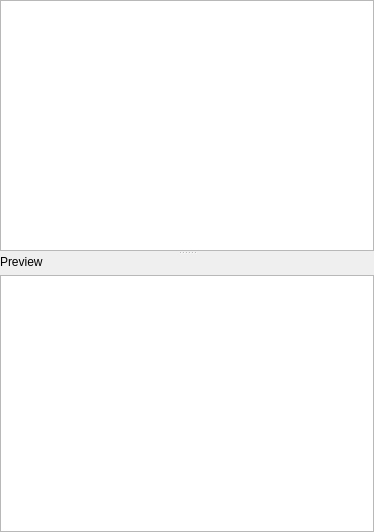
The window that SQLiteStudio3/guiSQLiteStudio/codesnippetspanel.ui (pawelsalawa/sqlitestudio) describes before a commit, drawn with Qt 5.
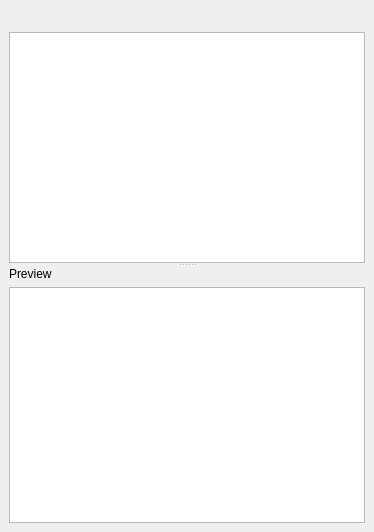
The same window after the commit. Custom widgets are drawn as their Qt base class.

Patch:
```diff
--- a/SQLiteStudio3/guiSQLiteStudio/codesnippetspanel.ui
+++ b/SQLiteStudio3/guiSQLiteStudio/codesnippetspanel.ui
@@ -18,18 +18,9 @@
     <bool>true</bool>
    </property>
    <layout class="QVBoxLayout" name="verticalLayout">
-    <property name="leftMargin">
-     <number>0</number>
-    </property>
-    <property name="topMargin">
-     <number>0</number>
-    </property>
-    <property name="rightMargin">
-     <number>0</number>
-    </property>
-    <property name="bottomMargin">
-     <number>0</number>
-    </property>
+    <item>
+     <widget class="QToolBar" name="toolBar"/>
+    </item>
     <item>
      <widget class="QSplitter" name="splitter">
       <property name="orientation">
```
Left out of the diff: 8 changed lines with no effect on the pictures.
